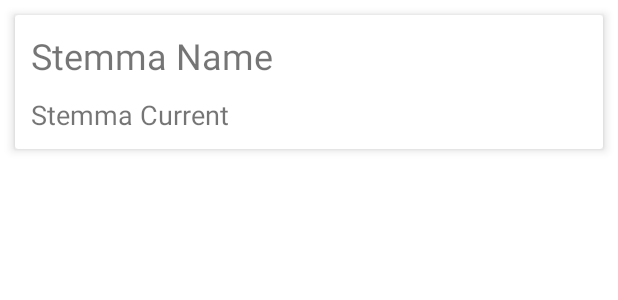
After one commit to EthanDarling8/IOTGarden, an Android app: the layout recyclerview_list_item.xml on its own in the app's theme, with its tools: preview values and no code run, on a phone screen of 412 x 824 dp. The commit adds this screen. Shown: the top 300 px of the screen. Run offline under Robolectric (Android 15) with nearby library versions, the phone set to English and light mode, and no system bars.

Commit message:
Recycler view foundation

```diff
--- a/app/build.gradle
+++ b/app/build.gradle
@@ -37,6 +37,11 @@ android {
 }
 
 dependencies {
+    implementation 'androidx.legacy:legacy-support-v4:1.0.0'
+    implementation 'androidx.recyclerview:recyclerview:1.1.0'
+    implementation 'androidx.room:room-runtime:2.2.5'
+    implementation 'androidx.lifecycle:lifecycle-extensions:2.2.0'
+    annotationProcessor 'androidx.room:room-compiler:2.2.5'
     coreLibraryDesugaring 'com.android.tools:desugar_jdk_libs:1.1.5'
 
     implementation 'androidx.appcompat:appcompat:1.2.0'
--- a/app/src/main/java/com/example/iotgarden/MainActivity.java
+++ b/app/src/main/java/com/example/iotgarden/MainActivity.java
@@ -12,6 +12,7 @@ import androidx.navigation.Navigation;
 import androidx.navigation.ui.AppBarConfiguration;
 import androidx.navigation.ui.NavigationUI;
 
+import com.example.iotgarden.ui.home.HomeFragment;
 import com.google.android.material.floatingactionbutton.FloatingActionButton;
 import com.google.android.material.navigation.NavigationView;
 import com.google.android.material.snackbar.Snackbar;
--- /dev/null
+++ b/app/src/main/res/layout/recyclerview_list_item.xml
@@ -0,0 +1,43 @@
+<?xml version="1.0" encoding="utf-8"?>
+<androidx.cardview.widget.CardView xmlns:android="http://schemas.android.com/apk/res/android"
+    xmlns:app="http://schemas.android.com/apk/res-auto"
+    android:id="@+id/item_parent_layout"
+    android:layout_width="match_parent"
+    android:layout_height="wrap_content"
+    android:layout_margin="10dp"
+    android:orientation="vertical"
+    app:cardElevation="4dp">
+
+    <LinearLayout
+        android:layout_width="match_parent"
+        android:layout_height="wrap_content"
+        android:orientation="vertical"
+        android:padding="5dp">
+
+        <TextView
+            android:id="@+id/item_stemma_name"
+            android:layout_width="match_parent"
+            android:layout_height="wrap_content"
+            android:padding="5dp"
+            android:text="@string/stemma_name"
+            android:textSize="24sp" />
+
+        <TextView
+            android:id="@+id/item_stemma_current"
+            android:layout_width="match_parent"
+            android:layout_height="wrap_content"
+            android:padding="5dp"
+            android:text="@string/stemma_current"
+            android:textSize="18sp" />
+
+        <LinearLayout
+            android:layout_width="match_parent"
+            android:layout_height="match_parent"
+            android:orientation="horizontal">
+
+
+        </LinearLayout>
+
+    </LinearLayout>
+
+</androidx.cardview.widget.CardView>
--- a/app/src/main/res/values/dimens.xml
+++ b/app/src/main/res/values/dimens.xml
@@ -5,4 +5,5 @@
     <dimen name="nav_header_vertical_spacing">8dp</dimen>
     <dimen name="nav_header_height">176dp</dimen>
     <dimen name="fab_margin">16dp</dimen>
+    <dimen name="text_margin">16dp</dimen>
 </resources>
--- a/app/src/main/res/values/strings.xml
+++ b/app/src/main/res/values/strings.xml
@@ -19,4 +19,6 @@
     <string name="iot_garden">IOT Garden</string>
     <string name="_24_hour_chart">24 Hour Chart</string>
     <string name="seven_day_chart">Seven Day Chart</string>
+    <string name="stemma_name">Stemma Name</string>
+    <string name="stemma_current">Stemma Current</string>
 </resources>
```
Also changed, not shown: app/src/main/java/com/example/iotgarden/recycler/RecyclerViewAdapter.java (added, +88 -0 lines), app/src/main/java/com/example/iotgarden/stemma/Stemma.java (added, +66 -0 lines), app/src/main/java/com/example/iotgarden/ui/home/HomeFragment.java (+35 -16 lines), app/src/main/res/layout/fragment_home.xml (+8 -2 lines).
